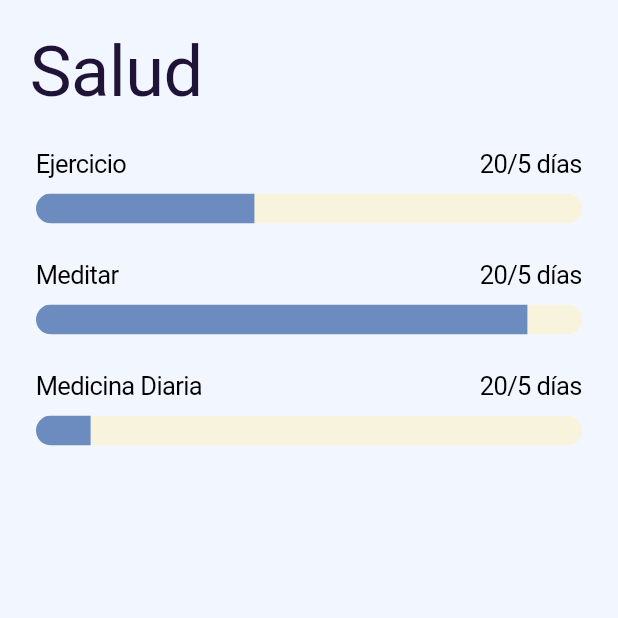
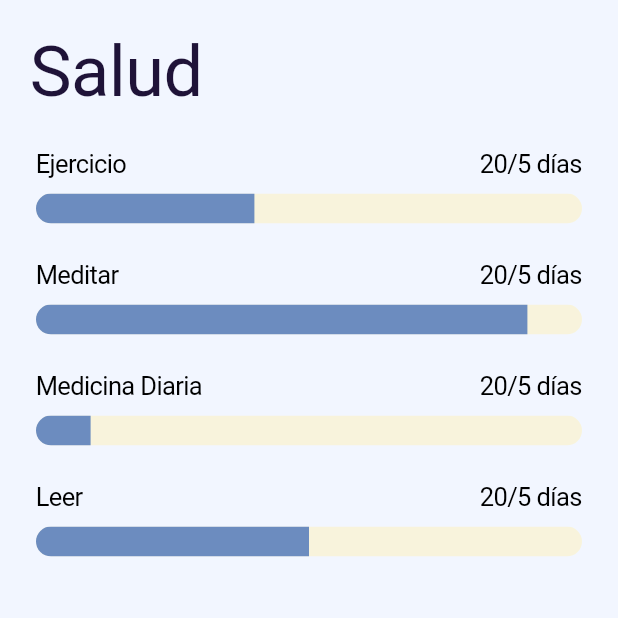
Before and after one commit to guillermoSb/proyecto_ing_software, a Flutter app: the HealthScreen screen opened directly, on a phone screen of 412 x 824 dp, the top half of it. Run offline on Flutter 3.47's test engine with Material 2 defaults, Android fonts, the phone set to English and light mode, and no system bars.

Commit message:
nueva estadistica

```diff
--- a/lib/screens/health_screen.dart
+++ b/lib/screens/health_screen.dart
@@ -24,7 +24,11 @@ class HealthScreen extends StatelessWidget {
               SizedBox(
                 height: 24,
               ),
-              ProgressWidget("Medicina Diaria", 0.1)
+              ProgressWidget("Medicina Diaria", 0.1),
+              SizedBox(
+                height: 24,
+              ),
+              ProgressWidget("Leer", 0.5)
             ],
           ),
         )
```
